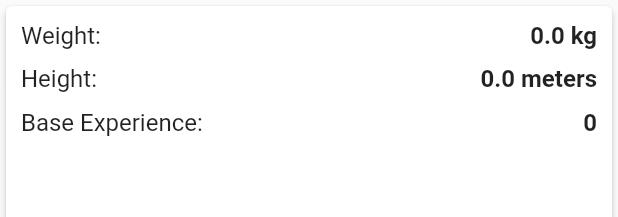
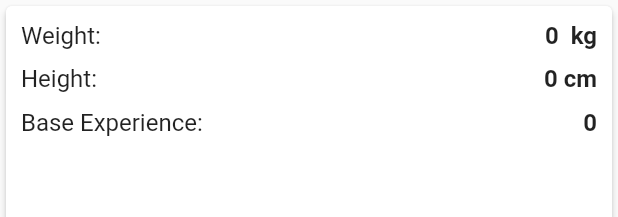
Before and after one commit to ChristianAsilo/pokedex-async-redux, a Flutter app: the BasicStatCard widget shown alone on an empty page, opened directly with empty values, on a phone screen of 412 x 824 dp. Shown: the top 217 px of the screen. Run offline on Flutter 3.47's test engine with Material 2 defaults, Android fonts, the phone set to English and light mode, and no system bars; our stand-ins replace async_redux, dio, freezed_annotation; generated files the repository leaves out were written again; statements that could not run were skipped.

Commit message:
feat: display pokemon details (pr feedback) - Modified onDispose to dispatchSync - Removed extra trailing comma - Moved GestureDetector to PokemonCard - Added documentation - Removed constants - Improved naming of pokemonDetails instead of data - Used for loop instead of .map() - Added pokemon Name and Image in pokemon Details

```diff
--- a/lib/features/pokemon_details/pokemon_details_vm.dart
+++ b/lib/features/pokemon_details/pokemon_details_vm.dart
@@ -12,6 +12,7 @@ class PokemonDetailsVmFactory extends VmFactory<AppState, PokemonDetailsConnecto
 
   Async<PokemonDetails> _pokemonDetails() {
     if (state.wait.isWaitingFor(GetPokemonDetailsAction.key)) return const Async.loading();
+
     if (state.pokemonDetails == null) return const Async.error(errorMessage);
     return Async(state.pokemonDetails!);
   }
--- a/lib/state/action/pokemon_actions.dart
+++ b/lib/state/action/pokemon_actions.dart
@@ -36,6 +36,7 @@ class GetPokemonDetailsAction extends LoadingAction {
   }
 }
 
+///Dispose the pokemonDetails when return to overview page
 class DisposePokemonDetailAction extends ReduxAction<AppState> {
   @override
   AppState reduce() => state.copyWith(pokemonDetails: null);
--- a/lib/utils/constants.dart
+++ b/lib/utils/constants.dart
@@ -23,13 +23,9 @@ const pokemonDetailsText = 'Pokemon Details';
 const weightText = 'Weight:';
 const kgText = 'kg';
 const heightText = 'Height:';
-const metersText = 'meters';
+const metersText = 'cm';
 const baseExperienceText = 'Base Experience:';
 const basicStatsText = 'Basic Stats';
 const statsText = 'Stats';
 const abilitiesText = 'Abilities';
 const movesText = 'Moves';
-
-const double defaultTwenty = 20;
-const double defaultTen = 10;
-const double defaultSixTeen = 16;
--- a/lib/widget/basic_stat_card.dart
+++ b/lib/widget/basic_stat_card.dart
@@ -19,38 +19,38 @@ class BasicStatCard extends StatelessWidget {
     return Card(
       elevation: 2,
       child: Padding(
-        padding: const EdgeInsets.all(10),
+        padding: const EdgeInsets.all(10.0),
         child: Column(
           children: [
             Row(
               mainAxisAlignment: MainAxisAlignment.spaceBetween,
               children: [
-                const Text(weightText, style: TextStyle(fontSize: 16)),
+                const Text(weightText, style: TextStyle(fontSize: 16.0)),
                 Text(
-                  '${weight / 10} $kgText',
-                  style: const TextStyle(fontSize: 16, fontWeight: FontWeight.bold),
+                  '$weight  $kgText',
+                  style: const TextStyle(fontSize: 16.0, fontWeight: FontWeight.bold),
                 ),
               ],
             ),
-            const VerticalSpace(space: 10),
+            const VerticalSpace(height: 10.0),
             Row(
               mainAxisAlignment: MainAxisAlignment.spaceBetween,
               children: [
-                const Text(heightText, style: TextStyle(fontSize: 16)),
+                const Text(heightText, style: TextStyle(fontSize: 16.0)),
                 Text(
-                  '${height / 10} $metersText',
-                  style: const TextStyle(fontSize: 16, fontWeight: FontWeight.bold),
+                  '$height $metersText',
+                  style: const TextStyle(fontSize: 16.0, fontWeight: FontWeight.bold),
                 ),
               ],
             ),
-            const VerticalSpace(space: 10),
+            const VerticalSpace(height: 10.0),
             Row(
               mainAxisAlignment: MainAxisAlignment.spaceBetween,
               children: [
-                const Text(baseExperienceText, style: TextStyle(fontSize: 16)),
+                const Text(baseExperienceText, style: TextStyle(fontSize: 16.0)),
                 Text(
                   '$baseExperience',
-                  style: const TextStyle(fontSize: 16, fontWeight: FontWeight.bold),
+                  style: const TextStyle(fontSize: 16.0, fontWeight: FontWeight.bold),
                 ),
               ],
             ),
```
Also changed, not shown: lib/features/pokemon_details/pokemon_details_connector.dart (+9 -8 lines), lib/features/pokemon_details/pokemon_details_page.dart (+6 -9 lines), lib/features/pokemon_overview/pokemon_overview_page.dart (+1 -10 lines), lib/utils/spacing.dart (+6 -6 lines), lib/widget/pokemon_ability.dart (added, +19 -0 lines), lib/widget/pokemon_card.dart (+10 -1 lines), lib/widget/pokemon_details_view.dart (+36 -58 lines), lib/widget/pokemon_moves.dart (added, +19 -0 lines).
